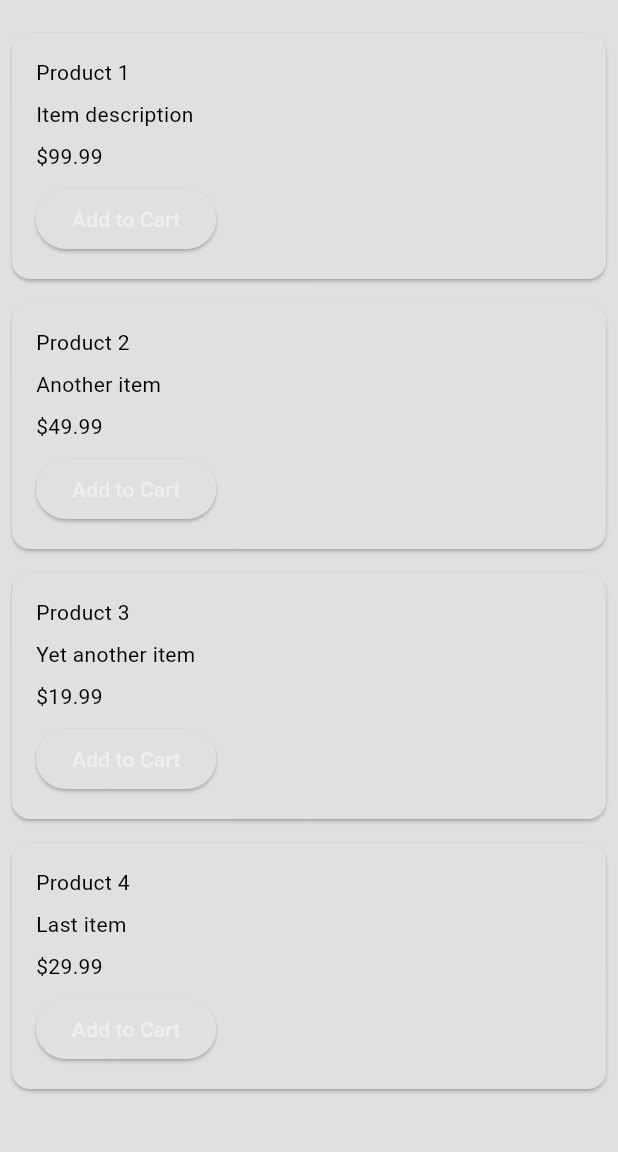
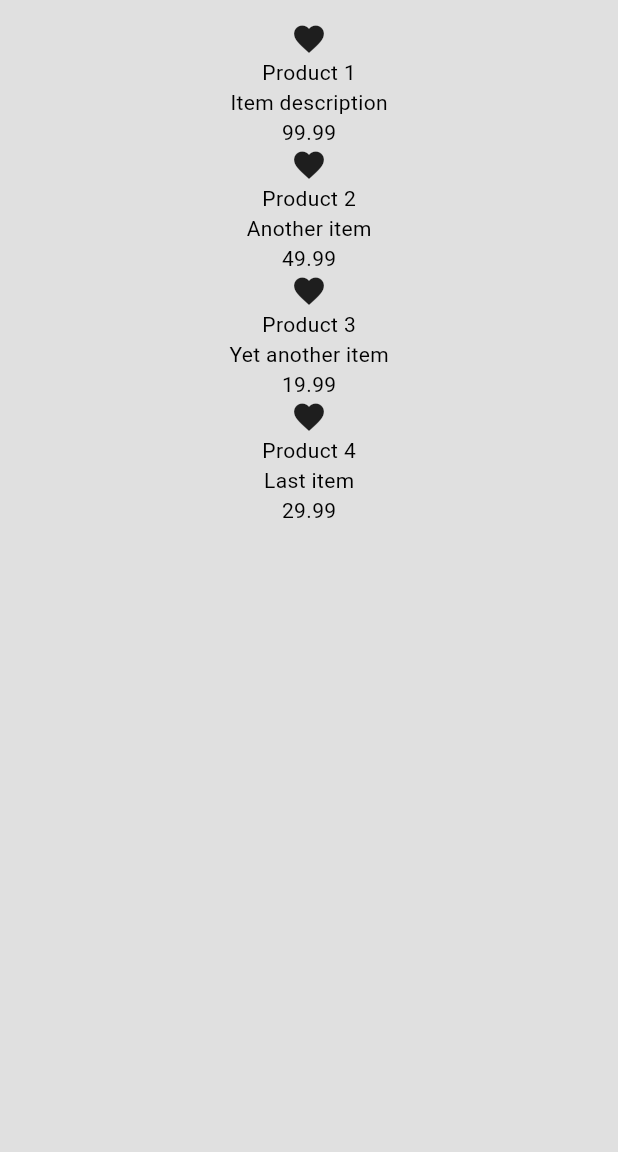
Before and after one commit to kalejaiyeoluwadara/flutter_minimal_e-commerce_app, a Flutter app: the ShopPage screen opened by its route, on a phone screen of 412 x 824 dp, the part 63-1215 px from its top. Run offline on Flutter 3.47's test engine with Material 3 defaults, Android fonts, the phone set to English and light mode, and no system bars.

Commit message:
working on builder

```diff
--- a/lib/components/my_product_tile.dart
+++ b/lib/components/my_product_tile.dart
@@ -3,39 +3,18 @@ import 'package:flutter_application_3/models/product.dart';
 
 class MyProductTile extends StatelessWidget {
   final Product product;
-  final VoidCallback onAddToCart;
-
-  const MyProductTile({
-    super.key,
-    required this.product,
-    required this.onAddToCart,
-  });
+  const MyProductTile({super.key, required this.product});
 
   @override
   Widget build(BuildContext context) {
-    return Card(
-      margin: const EdgeInsets.all(8.0),
-      child: Padding(
-        padding: const EdgeInsets.all(16.0),
-        child: Column(
-          crossAxisAlignment: CrossAxisAlignment.start,
-          children: [
-            Text(
-              product.name,
-            ),
-            const SizedBox(height: 8),
-            Text(product.description),
-            const SizedBox(height: 8),
-            Text(
-              "\$${product.price.toStringAsFixed(2)}",
-            ),
-            const SizedBox(height: 8),
-            ElevatedButton(
-              onPressed: onAddToCart,
-              child: const Text("Add to Cart"),
-            ),
-          ],
-        ),
+    return Container(
+      child: Column(
+        children: [
+          const Icon(Icons.favorite),
+          Text(product.name),
+          Text(product.description),
+          Text(product.price.toStringAsFixed(2)),
+        ],
       ),
     );
   }
--- a/lib/pages/shop_page.dart
+++ b/lib/pages/shop_page.dart
@@ -1,7 +1,6 @@
 import 'package:flutter/material.dart';
 import 'package:flutter_application_3/components/my_drawer.dart';
 import 'package:flutter_application_3/components/my_product_tile.dart';
-import 'package:flutter_application_3/models/product.dart';
 import 'package:flutter_application_3/models/shop.dart';
 import 'package:provider/provider.dart';
 
@@ -10,7 +9,7 @@ class ShopPage extends StatelessWidget {
 
   @override
   Widget build(BuildContext context) {
-    final shop = context.watch<Shop>();
+    final shop = context.watch<Shop>().shop;
 
     return Scaffold(
       appBar: AppBar(
@@ -20,17 +19,11 @@ class ShopPage extends StatelessWidget {
       ),
       drawer: const MyDrawer(),
       body: ListView.builder(
-        itemCount: shop.shop.length,
+        itemCount: shop.length,
         itemBuilder: (context, index) {
-          final product = shop.shop[index];
+          final product = shop[index];
           return MyProductTile(
             product: product,
-            onAddToCart: () {
-              shop.addToCart(product);
-              ScaffoldMessenger.of(context).showSnackBar(
-                SnackBar(content: Text("${product.name} added to cart!")),
-              );
-            },
           );
         },
       ),
```
